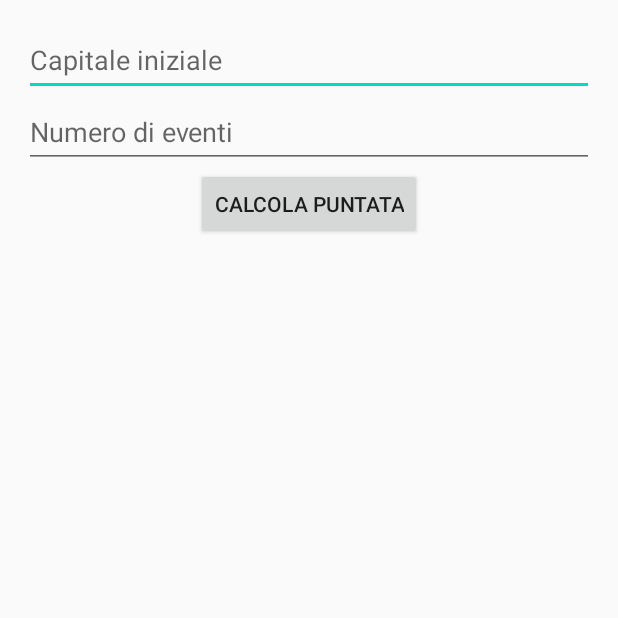
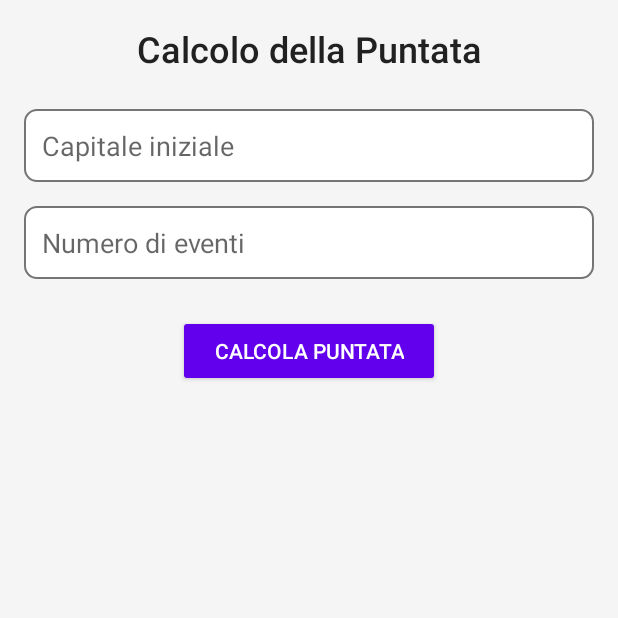
Before and after one commit to DanieleBoccia/masaniello-betting-app, an Android app built with Jetpack Compose: the screen it shows after launch (MainActivity), on a phone screen of 412 x 824 dp, the top half of it. Run offline under Robolectric (Android 15) with nearby library versions, the phone set to English and light mode, and no system bars.

Commit message:
modifiche grafiche

```diff
--- /dev/null
+++ b/app/src/main/res/drawable/edit_text_background.xml
@@ -0,0 +1,7 @@
+<shape xmlns:android="http://schemas.android.com/apk/res/android">
+    <solid android:color="@android:color/white"/>
+    <corners android:radius="8dp"/>
+    <stroke
+        android:width="1dp"
+        android:color="@color/secondary_text_color"/>
+</shape>
--- a/app/src/main/res/layout/activity_main.xml
+++ b/app/src/main/res/layout/activity_main.xml
@@ -3,7 +3,18 @@
     android:layout_width="match_parent"
     android:layout_height="match_parent"
     android:orientation="vertical"
-    android:padding="16dp">
+    android:padding="16dp"
+    android:background="@color/background_color">
+
+    <TextView
+        android:layout_width="match_parent"
+        android:layout_height="wrap_content"
+        android:text="Calcolo della Puntata"
+        android:textSize="24sp"
+        android:textColor="@color/primary_text_color"
+        android:gravity="center"
+        android:layout_marginBottom="24dp"
+        android:fontFamily="sans-serif-medium"/>
 
     <EditText
         android:id="@+id/capitalInput"
@@ -11,7 +22,10 @@
         android:layout_height="wrap_content"
         android:hint="Capitale iniziale"
         android:inputType="numberDecimal"
-        android:minHeight="48dp" />
+        android:minHeight="48dp"
+        android:background="@drawable/edit_text_background"
+        android:padding="12dp"
+        android:layout_marginBottom="16dp"/>
 
     <EditText
         android:id="@+id/eventsInput"
@@ -19,14 +33,23 @@
         android:layout_height="wrap_content"
         android:hint="Numero di eventi"
         android:inputType="number"
-        android:minHeight="48dp" />
+        android:minHeight="48dp"
+        android:background="@drawable/edit_text_background"
+        android:padding="12dp"
+        android:layout_marginBottom="24dp"/>
 
     <Button
         android:id="@+id/calculateButton"
         android:layout_width="wrap_content"
         android:layout_height="wrap_content"
         android:layout_gravity="center_horizontal"
-        android:text="Calcola Puntata" />
+        android:text="Calcola Puntata"
+        android:textColor="@android:color/white"
+        android:backgroundTint="@color/primary_color"
+        android:paddingVertical="12dp"
+        android:paddingHorizontal="24dp"
+        android:elevation="4dp"
+        android:layout_marginBottom="24dp"/>
 
     <TextView
         android:id="@+id/resultText"
@@ -35,5 +58,7 @@
         android:text="Risultato"
         android:visibility="gone"
         android:textSize="18sp"
-        android:layout_gravity="center_horizontal"/>
+        android:textColor="@color/secondary_text_color"
+        android:layout_gravity="center_horizontal"
+        android:layout_marginTop="24dp"/>
 </LinearLayout>
--- a/app/src/main/res/values/colors.xml
+++ b/app/src/main/res/values/colors.xml
@@ -7,4 +7,8 @@
     <color name="teal_700">#FF018786</color>
     <color name="black">#FF000000</color>
     <color name="white">#FFFFFFFF</color>
+    <color name="background_color">#F5F5F5</color>
+    <color name="primary_color">#6200EE</color>
+    <color name="primary_text_color">#212121</color>
+    <color name="secondary_text_color">#757575</color>
 </resources>
```
